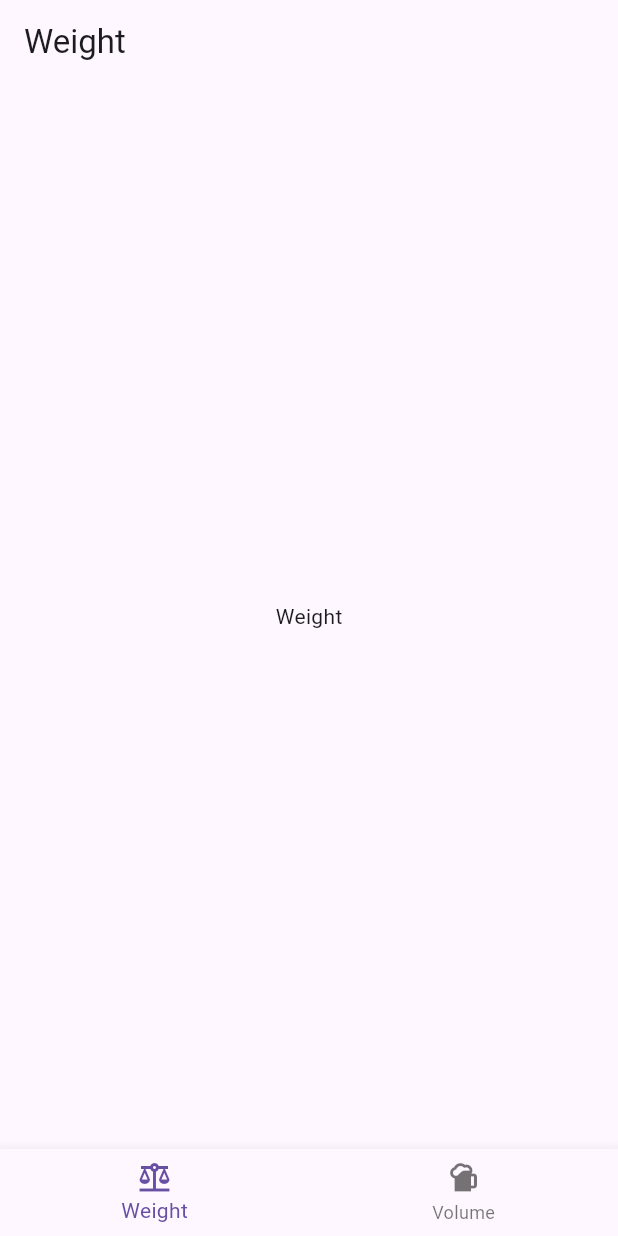
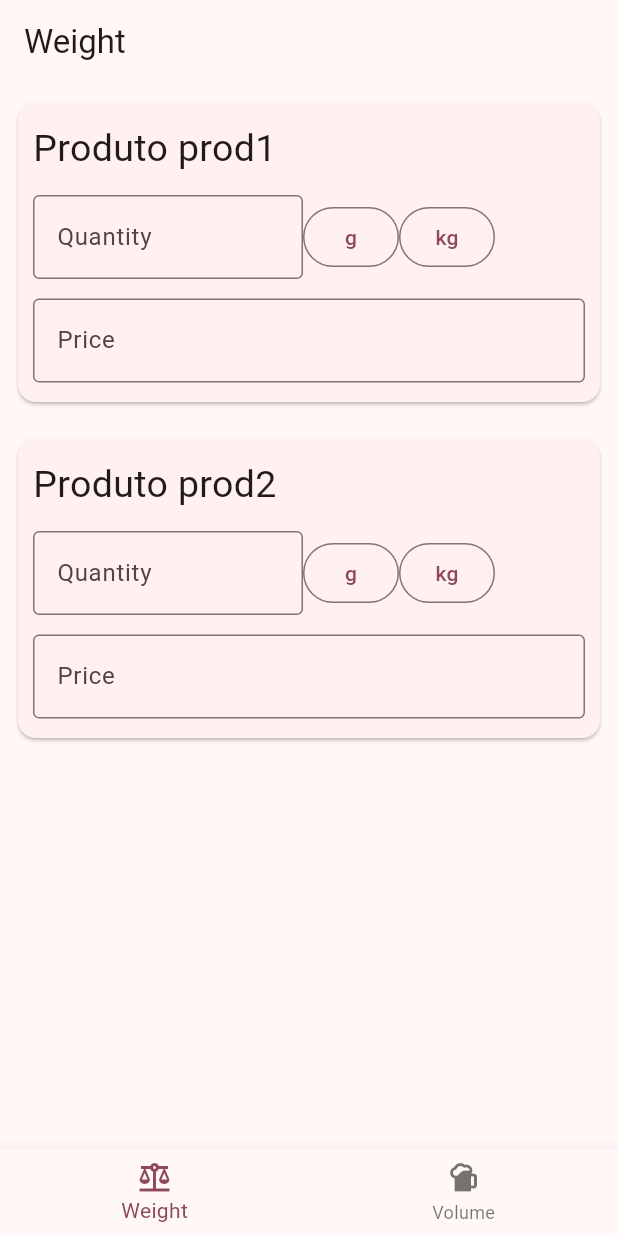
Before and after one commit to ptrkc/better-price-flutter, a Flutter app: the screen it shows after launch, on a phone screen of 412 x 824 dp. Run offline on Flutter 3.47's test engine with Material 2 defaults, Android fonts, the phone set to English and light mode, and no system bars.

Commit message:
unit buttons, weight screen, material theme color

```diff
--- a/lib/main.dart
+++ b/lib/main.dart
@@ -23,8 +23,14 @@ class _MyAppState extends State<MyApp> {
   @override
   Widget build(BuildContext context) {
     return MaterialApp(
-      theme: ThemeData(useMaterial3: true, brightness: Brightness.light),
-      darkTheme: ThemeData(useMaterial3: true, brightness: Brightness.dark),
+      theme: ThemeData(
+          colorSchemeSeed: Colors.pink,
+          useMaterial3: true,
+          brightness: Brightness.light),
+      darkTheme: ThemeData(
+          colorSchemeSeed: Colors.pink,
+          useMaterial3: true,
+          brightness: Brightness.dark),
       themeMode: ThemeMode.system,
       home: Scaffold(
         body: IndexedStack(
--- a/lib/screens/volume_screen.dart
+++ b/lib/screens/volume_screen.dart
@@ -10,6 +10,7 @@ class VolumeScreen extends StatefulWidget {
 
 class _VolumeScreenState extends State<VolumeScreen> {
   List<String> products = ['prod1', 'prod2'];
+  List<String> units = ['ml', 'l'];
 
   @override
   Widget build(BuildContext context) {
@@ -21,7 +22,7 @@ class _VolumeScreenState extends State<VolumeScreen> {
         itemCount: products.length,
         itemBuilder: (context, index) {
           final product = products[index];
-          return ProductCard(product: product);
+          return ProductCard(product: product, units: units);
         },
       ),
     );
--- a/lib/screens/weight_screen.dart
+++ b/lib/screens/weight_screen.dart
@@ -1,4 +1,5 @@
 import 'package:flutter/material.dart';
+import '../widgets/product_card.dart';
 
 class WeightScreen extends StatefulWidget {
   const WeightScreen({Key? key}) : super(key: key);
@@ -8,12 +9,21 @@ class WeightScreen extends StatefulWidget {
 }
 
 class WeightState extends State<WeightScreen> {
+  List<String> products = ['prod1', 'prod2'];
+  List<String> units = ['g', 'kg'];
+
   @override
   Widget build(BuildContext context) {
     return Scaffold(
-      body: const Center(child: Text('Weight')),
       appBar: AppBar(
         title: const Text('Weight'),
+      ),
+      body: ListView.builder(
+        itemCount: products.length,
+        itemBuilder: (context, index) {
+          final product = products[index];
+          return ProductCard(product: product, units: units);
+        },
       ),
     );
   }
--- a/lib/widgets/product_card.dart
+++ b/lib/widgets/product_card.dart
@@ -1,11 +1,12 @@
-import 'package:flutter/cupertino.dart';
 import 'package:flutter/material.dart';
 import 'package:flutter/services.dart';
 
 class ProductCard extends StatefulWidget {
-  const ProductCard({Key? key, required this.product}) : super(key: key);
+  const ProductCard({Key? key, required this.product, required this.units})
+      : super(key: key);
 
   final String product;
+  final List<String> units;
 
   @override
   State<ProductCard> createState() => _ProductCardState();
@@ -27,16 +28,33 @@ class _ProductCardState extends State<ProductCard> {
               children: [
                 Text('Produto ${widget.product}',
                     style: const TextStyle(fontSize: 25)),
-                TextField(
-                  keyboardType:
-                      const TextInputType.numberWithOptions(decimal: true),
-                  inputFormatters: [
-                    FilteringTextInputFormatter.allow(RegExp(r'[0-9\.\,]'))
+                Row(
+                  children: [
+                    SizedBox(
+                      width: 180.0,
+                      child: TextField(
+                        keyboardType: const TextInputType.numberWithOptions(
+                            decimal: true),
+                        inputFormatters: [
+                          FilteringTextInputFormatter.allow(
+                              RegExp(r'[0-9\.\,]'))
+                        ],
+                        decoration: const InputDecoration(
+                          border: OutlineInputBorder(),
+                          labelText: 'Quantity',
+                        ),
+                      ),
+                    ),
+                    Row(
+                      children: [
+                        for (var unit in widget.units)
+                          OutlinedButton(
+                            child: Text(unit),
+                            onPressed: () {},
+                          ),
+                      ],
+                    ),
                   ],
-                  decoration: const InputDecoration(
-                    border: OutlineInputBorder(),
-                    labelText: 'Quantity',
-                  ),
                 ),
                 TextField(
                   keyboardType:
@@ -50,14 +68,6 @@ class _ProductCardState extends State<ProductCard> {
                     prefixText: '\$ ',
                   ),
                 ),
-                CupertinoSlidingSegmentedControl(
-                  children: const {
-                    0: Text('Test1'),
-                    1: Text('Test2'),
-                  },
-                  onValueChanged: (value) {},
-                  groupValue: 1,
-                )
               ],
             ),
           ),
```
